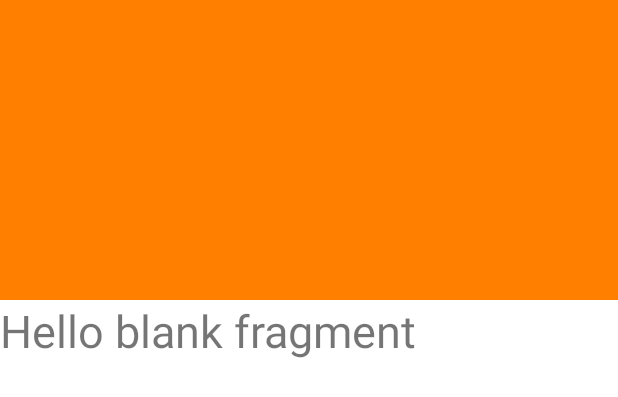
After one commit to rnqhqaltjs/Whatareyouupto, an Android app: the layout fragment_slider.xml on its own in the app's theme, with its tools: preview values and no code run, on a phone screen of 412 x 824 dp. The commit adds this screen. Shown: the top 397 px of the screen. Run offline under Robolectric (Android 15) with nearby library versions, the phone set to English and light mode, and no system bars.

Commit message:
Initial commit

```diff
--- a/app/src/main/java/com/example/whatareyouupto/DoneList/DoneFragment.kt
+++ b/app/src/main/java/com/example/whatareyouupto/DoneList/DoneFragment.kt
@@ -33,7 +33,7 @@ class DoneFragment : Fragment() {
     override fun onCreateView(
         inflater: LayoutInflater, container: ViewGroup?,
         savedInstanceState: Bundle?
-    ): View? {
+    ): View {
         binding = FragmentDoneBinding.inflate(inflater,container,false)
 
         return binding.root
--- a/app/src/main/java/com/example/whatareyouupto/ToDoList/ListFragment.kt
+++ b/app/src/main/java/com/example/whatareyouupto/ToDoList/ListFragment.kt
@@ -4,6 +4,7 @@ import android.annotation.SuppressLint
 import android.content.Context
 import android.content.Intent
 import android.os.Bundle
+import android.os.Handler
 import android.view.LayoutInflater
 import android.view.View
 import android.view.ViewGroup
@@ -66,6 +67,19 @@ class ListFragment : Fragment() {
 
         ShowRecyclerView()
 
+        //프로그레스바를 0.1초마다 반복실행시켜 실시간 진행도 반영
+        val handler = Handler()
+        handler.postDelayed(object : Runnable {
+            override fun run() {
+                if (true) {
+
+                    progressbar()
+                    handler.postDelayed(this, 100)
+
+                }
+            }
+        }, 100)
+
         return binding.root
     }
 
@@ -74,7 +88,6 @@ class ListFragment : Fragment() {
         super.onResume()
 
         ShowRecyclerView()
-        progressbar()
 
     }
 
--- a/app/src/main/java/com/example/whatareyouupto/ToDoList/ListRVAdapter.kt
+++ b/app/src/main/java/com/example/whatareyouupto/ToDoList/ListRVAdapter.kt
@@ -8,6 +8,9 @@ import android.graphics.Paint
 import android.graphics.Typeface
 import android.view.LayoutInflater
 import android.view.ViewGroup
+import androidx.fragment.app.Fragment
+import androidx.fragment.app.FragmentManager
+import androidx.fragment.app.FragmentTransaction
 import androidx.recyclerview.widget.RecyclerView
 import com.bumptech.glide.Glide
 import com.example.whatareyouupto.R
--- /dev/null
+++ b/app/src/main/res/layout/fragment_slider.xml
@@ -0,0 +1,24 @@
+<?xml version="1.0" encoding="utf-8"?>
+<LinearLayout xmlns:android="http://schemas.android.com/apk/res/android"
+    xmlns:app="http://schemas.android.com/apk/res-auto"
+    xmlns:tools="http://schemas.android.com/tools"
+    android:layout_width="match_parent"
+    android:layout_height="match_parent"
+    tools:context=".Intro.SliderFragment"
+    android:orientation="vertical">
+
+    <ImageView
+        android:id="@+id/imageView2"
+        android:layout_width="wrap_content"
+        android:layout_height="200dp"
+        android:src="@drawable/orangecolorbacground"
+        android:scaleType="fitXY"/>
+
+    <TextView
+        android:id="@+id/fragment_title"
+        android:layout_width="wrap_content"
+        android:layout_height="wrap_content"
+        android:text="@string/hello_blank_fragment"
+        android:textSize="30sp" />
+
+</LinearLayout>
```
Also changed, not shown: app/src/main/AndroidManifest.xml (+8 -3 lines), app/src/main/java/com/example/whatareyouupto/Intro/SliderActivity.kt (added, +128 -0 lines), app/src/main/java/com/example/whatareyouupto/Intro/SliderFragment.kt (added, +31 -0 lines), app/src/main/res/layout/activity_slider.xml (added, +82 -0 lines).
